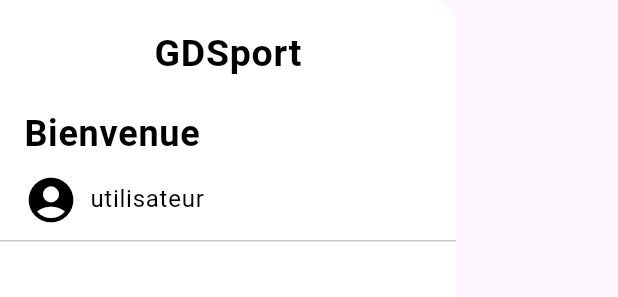
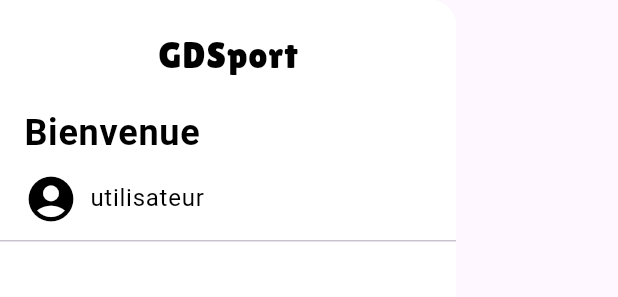
Before and after one commit to SullivanGDR/GDSportFlutter, a Flutter app: what appDrawer() shows on an empty page, opened directly, on a phone screen of 412 x 824 dp. Shown: the top 297 px of the screen. Run offline on Flutter 3.47's test engine with Material 3 defaults, Android fonts, the phone set to English and light mode, and no system bars; our stand-ins replace carousel_slider, google_fonts, shimmer; network calls fail.

Commit message:
Update de ma branche (recup drawer)

```diff
--- a/lib/homepage.dart
+++ b/lib/homepage.dart
@@ -2,6 +2,7 @@ import 'package:carousel_slider/carousel_slider.dart';
 import 'package:flutter/material.dart';
 import 'package:gdsport_flutter/class/article.dart';
 import 'package:gdsport_flutter/fonctions/article_API.dart';
+import 'package:gdsport_flutter/widgets/drawer.dart';
 import 'package:gdsport_flutter/widgets/navbar.dart';
 import 'package:google_fonts/google_fonts.dart';
 import 'package:shimmer/shimmer.dart';
@@ -42,6 +43,7 @@ class _MyHomePageState extends State<MyHomePage> {
   Widget _buildContent() {
     return Scaffold(
       appBar: appBar(context),
+      drawer: appDrawer(context),
       body: SingleChildScrollView(
         child: Column(
           mainAxisAlignment: MainAxisAlignment.start,
--- a/lib/widgets/drawer.dart
+++ b/lib/widgets/drawer.dart
@@ -1,4 +1,5 @@
 import 'package:flutter/material.dart';
+import 'package:google_fonts/google_fonts.dart';
 
 Drawer appDrawer(BuildContext context) {
   return Drawer(
@@ -11,18 +12,18 @@ Drawer appDrawer(BuildContext context) {
             decoration: BoxDecoration(
               color: Colors.white,
             ),
-            child: const Column(
+            child: Column(
               crossAxisAlignment: CrossAxisAlignment.start,
               mainAxisAlignment: MainAxisAlignment.center,
               children: [
-                Center(child: Text(
-                  'GDSport',
-                  style: TextStyle(
-                    color: Colors.black,
-                    fontSize: 25,
-                    fontWeight: FontWeight.bold,
+                Center(
+                  child: Text(
+                    'GDSport',
+                    style: GoogleFonts.lilitaOne(
+                      textStyle: const TextStyle(
+                          color: Colors.black, letterSpacing: .5, fontSize: 25),
+                    ),
                   ),
-                ),
                 ),
                 SizedBox(height: 16),
                 Text(
@@ -68,23 +69,17 @@ Drawer appDrawer(BuildContext context) {
           ListTile(
             leading: const Icon(Icons.man),
             title: const Text("Homme"),
-            onTap: () {
-
-            },
+            onTap: () {},
           ),
           ListTile(
             leading: const Icon(Icons.woman),
             title: const Text('Femme'),
-            onTap: () {
-
-            },
+            onTap: () {},
           ),
           ListTile(
             leading: const Icon(Icons.cruelty_free),
             title: const Text('Enfant'),
-            onTap: () {
-
-            },
+            onTap: () {},
           ),
           Container(
             padding: const EdgeInsets.symmetric(vertical: 25, horizontal: 16),
@@ -100,16 +95,12 @@ Drawer appDrawer(BuildContext context) {
           ListTile(
             leading: const Icon(Icons.person),
             title: const Text("Profil"),
-            onTap: () {
-
-            },
+            onTap: () {},
           ),
           ListTile(
             leading: const Icon(Icons.favorite),
             title: const Text('Favoris'),
-            onTap: () {
-
-            },
+            onTap: () {},
           ),
         ],
       ),
```
Also changed, not shown: lib/widgets/navbar.dart (+1 -53 lines).
